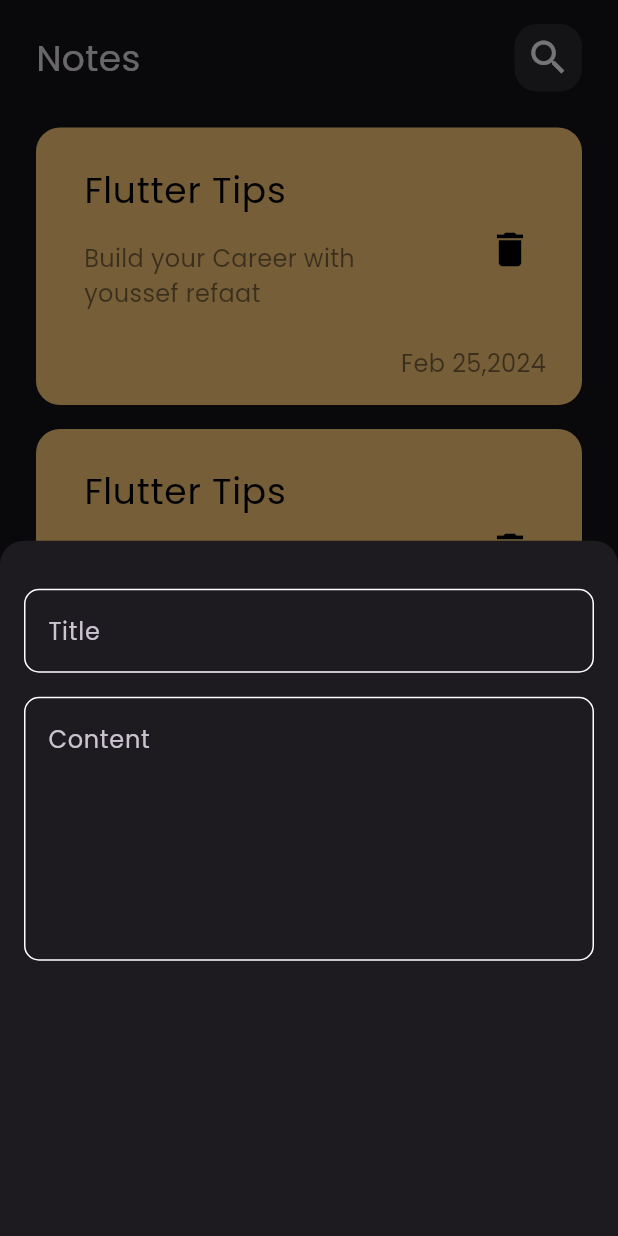
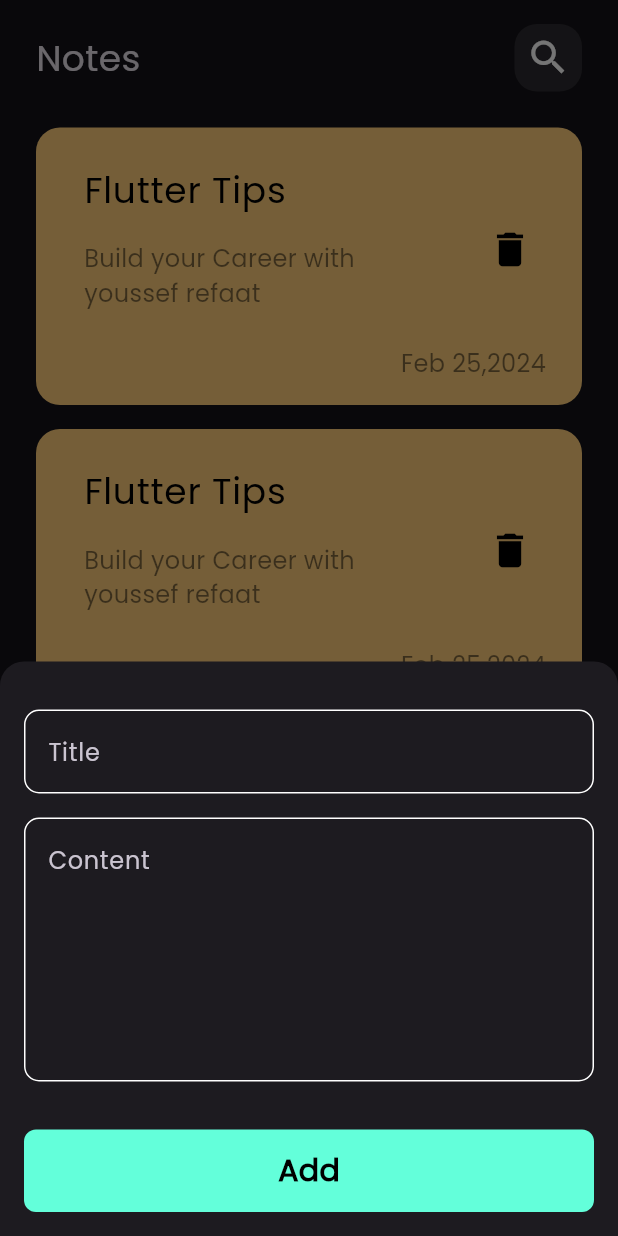
Before and after one commit to YOSSIFREFAAT/Notes-App, a Flutter app: the screen it shows after launch, after a tap on the "add" icon, on a phone screen of 412 x 824 dp. Run offline on Flutter 3.47's test engine with Material 3 defaults, Android fonts, the phone set to English and light mode, and no system bars.

Commit message:
Finish Modal Bottom Sheet

```diff
--- a/lib/Views/Notes_View.dart
+++ b/lib/Views/Notes_View.dart
@@ -11,6 +11,7 @@ class NotesView extends StatelessWidget {
       floatingActionButton: FloatingActionButton(
         onPressed: () {
           showModalBottomSheet(
+              isScrollControlled: true,
               shape: const RoundedRectangleBorder(
                 borderRadius: BorderRadius.only(
                   topLeft: Radius.circular(16),
@@ -19,7 +20,12 @@ class NotesView extends StatelessWidget {
               ),
               context: context,
               builder: (context) {
-                return const CustomModalBottomSheet();
+                return Padding(
+                  padding: EdgeInsets.only(
+                    bottom: MediaQuery.of(context).viewInsets.bottom,
+                  ),
+                  child: const CustomModalBottomSheet(),
+                );
               });
         },
         child: const Icon(Icons.add),
--- a/lib/Views/Widgets/custom_modal_bottom_sheet.dart
+++ b/lib/Views/Widgets/custom_modal_bottom_sheet.dart
@@ -1,5 +1,6 @@
 import 'package:flutter/material.dart';
 import 'package:notes_app/Views/Widgets/custom_text_field.dart';
+import 'package:notes_app/constans.dart';
 
 class CustomModalBottomSheet extends StatelessWidget {
   const CustomModalBottomSheet({super.key});
@@ -8,11 +9,44 @@ class CustomModalBottomSheet extends StatelessWidget {
   Widget build(BuildContext context) {
     return Container(
       padding: const EdgeInsets.only(top: 32, left: 16, right: 16),
-      child: const Column(children: [
-        CustomTextField(hintText: "Title"),
-        SizedBox(height: 16),
-        CustomTextField(hintText: "Content", maxLines: 6),
-      ]),
+      child: const SingleChildScrollView(
+        child: Column(
+          children: [
+            CustomTextField(hintText: "Title"),
+            SizedBox(height: 16),
+            CustomTextField(hintText: "Content", maxLines: 6),
+            SizedBox(height: 32),
+            CustomButton(),
+            SizedBox(height: 16),
+          ],
+        ),
+      ),
     );
   }
 }
+
+class CustomButton extends StatelessWidget {
+  const CustomButton({super.key});
+
+  @override
+  Widget build(BuildContext context) {
+    return Container(
+      width: MediaQuery.of(context).size.width,
+      height: 55,
+      decoration: const BoxDecoration(
+        color: kPrimaryColor,
+        borderRadius: BorderRadius.all(Radius.circular(8)),
+      ),
+      child: const Center(
+        child: Text(
+          "Add",
+          style: TextStyle(
+            color: Colors.black,
+            fontWeight: FontWeight.bold,
+            fontSize: 20,
+          ),
+        ),
+      ),
+    );
+  }
+}
```
